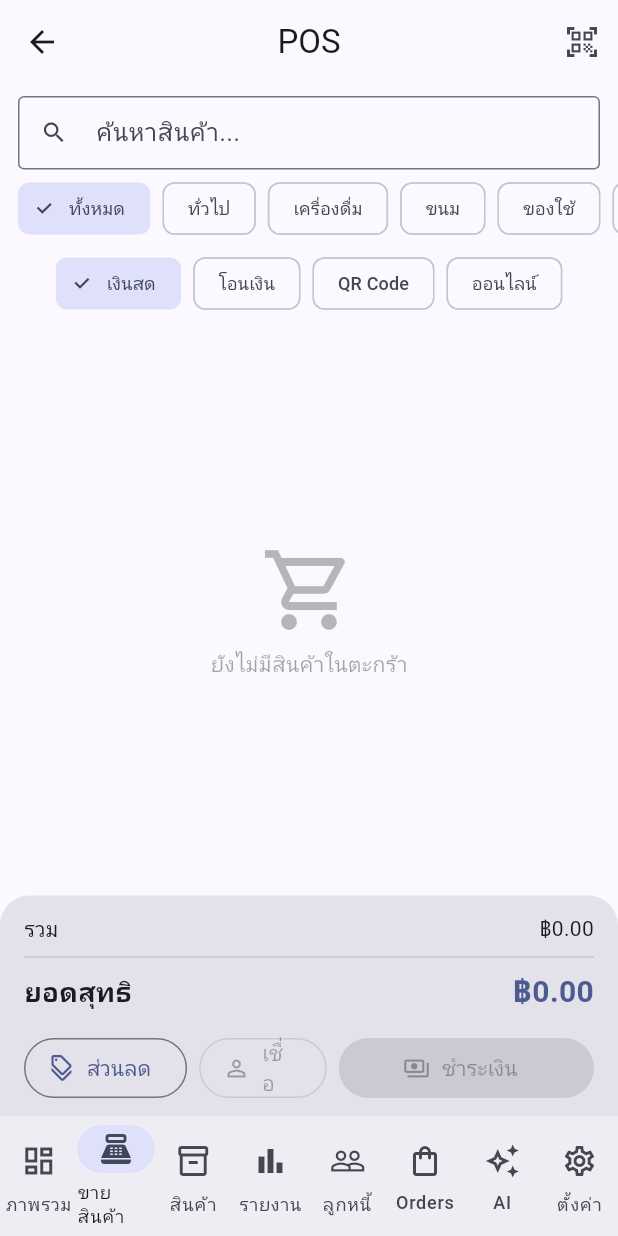
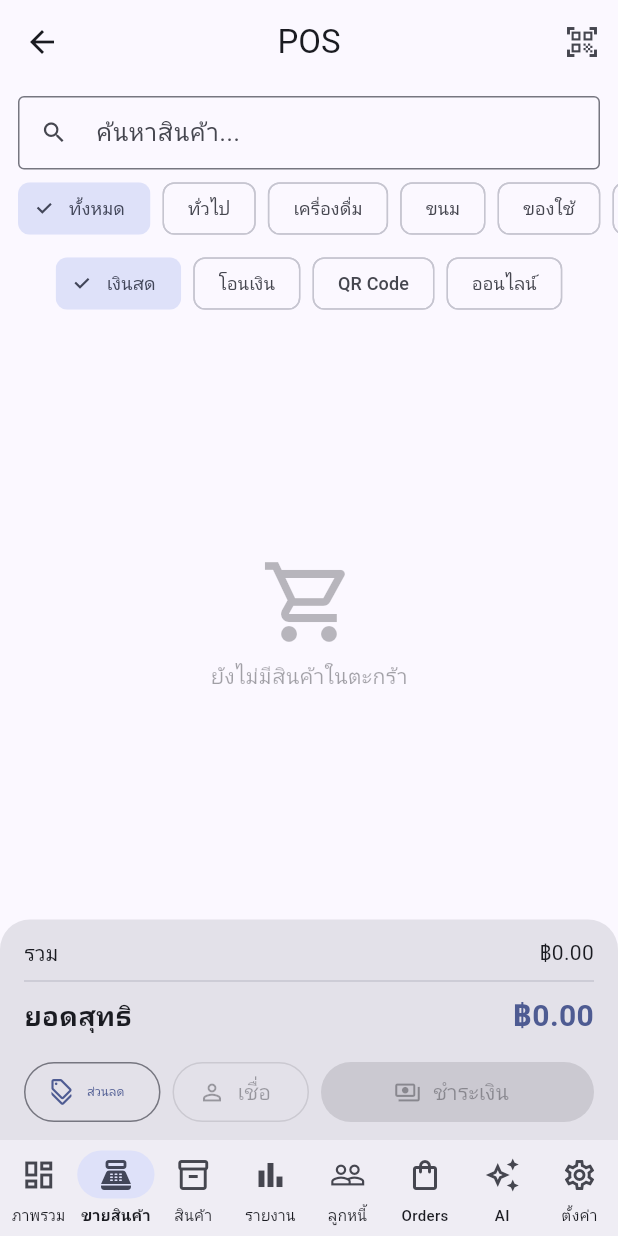
Before and after one commit to patyotaus-gif/shop_pos, a Flutter app: the MainShell screen opened directly, item 2 of the bottom bar chosen, on a phone screen of 412 x 824 dp. Run offline on Flutter 3.47's test engine with Material 3 defaults, Android fonts, the phone set to English and light mode, and no system bars; our stand-ins replace audioplayers, cloud_firestore, cloud_functions, firebase_auth, firebase_core, firebase_messaging and 7 more; missing offline and left inert: mobile_scanner, notification_listener_service; accounts and stored records are empty.

Commit message:
Fix Android-specific UI issues from mom's first run
Mom installed the Android AAB via Internal Testing and three layout
glitches showed up on her device that didn't repro on iOS. They all
trace to the same root: Android's default Thai font (Noto Sans Thai)
is wider than iOS's, so anything sized just-right for iPhone wraps
poorly here.

1. pos_screen.dart — POS cart action row
   The "เชื่อ" button rendered as three stacked single characters
   (เ / ซ / อ) because OutlinedButton.icon's label tried to wrap onto
   three lines inside a 1-flex Expanded column.
   Fix: wrap every button label in FittedBox(BoxFit.scaleDown,
   maxLines: 1, softWrap: false) and give "ส่วนลด" its own Expanded
   too so the three buttons share the row evenly (1:1:2). The label
   now scales down by 5–10% on narrow Android instead of breaking.

2. subscription_gate.dart — Trial countdown banner
   "ทดลองใช้ฟรี เหลืออีก 13 วัน — กดเพื่อสมัคร subscription" wrapped
   mid-sentence and put the day-count on its own line, making it
   look like a typo. Rebuilt as a single Row with an icon, an
   Expanded ellipsis label, "สมัครต่อ" + chevron on the right.
   Always one line on any width.

3. main.dart — 8-destination NavigationBar
   At phone width the labels under each of the 8 icons (ภาพรวม /
   ขายสินค้า / สินค้า / รายงาน / ลูกหนี้ / Orders / AI / ตั้งค่า)
   were colliding. Tightened with height: 64 + labelTextStyle
   fontSize 10 (selected = w700, otherwise w500). Reads cleanly on
   the 6.x" Android she's using.

Bumped pubspec to 1.1.1+3 so the new AAB can upload to the Internal
Testing track — Play Store rejects re-uploads of the same versionCode.

Co-Authored-By: Claude Sonnet 4.6 <noreply@anthropic.com>

```diff
--- a/lib/main.dart
+++ b/lib/main.dart
@@ -265,6 +265,17 @@ class _MainShellState extends State<MainShell> {
           bottomNavigationBar: NavigationBar(
             selectedIndex: _index,
             onDestinationSelected: (i) => setState(() => _index = i),
+            // Tighter sizing — 8 destinations on a phone-width screen
+            // would otherwise overlap labels (especially on Android,
+            // whose default Thai font is wider than iOS).
+            height: 64,
+            labelTextStyle: WidgetStateProperty.resolveWith((states) {
+              final selected = states.contains(WidgetState.selected);
+              return TextStyle(
+                fontSize: 10,
+                fontWeight: selected ? FontWeight.w700 : FontWeight.w500,
+              );
+            }),
             destinations: [
               const NavigationDestination(
                 icon: Icon(Icons.dashboard_outlined),
--- a/lib/screens/pos_screen.dart
+++ b/lib/screens/pos_screen.dart
@@ -668,17 +668,29 @@ class _CheckoutPanel extends StatelessWidget {
           const SizedBox(height: 12),
           Row(
             children: [
-              OutlinedButton.icon(
-                onPressed: onDiscount,
-                icon: const Icon(Icons.discount_outlined),
-                label: const Text('ส่วนลด'),
+              // All three buttons share the row evenly (1:1:2) so the
+              // narrowest one ("เชื่อ") still has enough horizontal room
+              // not to wrap on Android, where the default Thai font is
+              // wider than iOS's Thonburi/SF.
+              Expanded(
+                child: OutlinedButton.icon(
+                  onPressed: onDiscount,
+                  icon: const Icon(Icons.discount_outlined, size: 18),
+                  label: const FittedBox(
+                    fit: BoxFit.scaleDown,
+                    child: Text('ส่วนลด', maxLines: 1, softWrap: false),
+                  ),
+                ),
               ),
               const SizedBox(width: 8),
               Expanded(
                 child: OutlinedButton.icon(
                   onPressed: hasItems ? onDebt : null,
-                  icon: const Icon(Icons.person_outline),
-                  label: const Text('เชื่อ'),
+                  icon: const Icon(Icons.person_outline, size: 18),
+                  label: const FittedBox(
+                    fit: BoxFit.scaleDown,
+                    child: Text('เชื่อ', maxLines: 1, softWrap: false),
+                  ),
                   style: OutlinedButton.styleFrom(foregroundColor: Colors.orange),
                 ),
               ),
@@ -687,8 +699,11 @@ class _CheckoutPanel extends StatelessWidget {
                 flex: 2,
                 child: FilledButton.icon(
                   onPressed: hasItems ? onCheckout : null,
-                  icon: const Icon(Icons.payments_outlined),
-                  label: const Text('ชำระเงิน'),
+                  icon: const Icon(Icons.payments_outlined, size: 18),
+                  label: const FittedBox(
+                    fit: BoxFit.scaleDown,
+                    child: Text('ชำระเงิน', maxLines: 1, softWrap: false),
+                  ),
                 ),
               ),
             ],
--- a/pubspec.yaml
+++ b/pubspec.yaml
@@ -1,6 +1,6 @@
 name: shop_pos
 description: Mobile POS for convenience stores
-version: 1.1.0+2
+version: 1.1.1+3
 
 environment:
   sdk: ">=3.0.0 <4.0.0"
```
Also changed, not shown: lib/widgets/subscription_gate.dart (+36 -11 lines).
